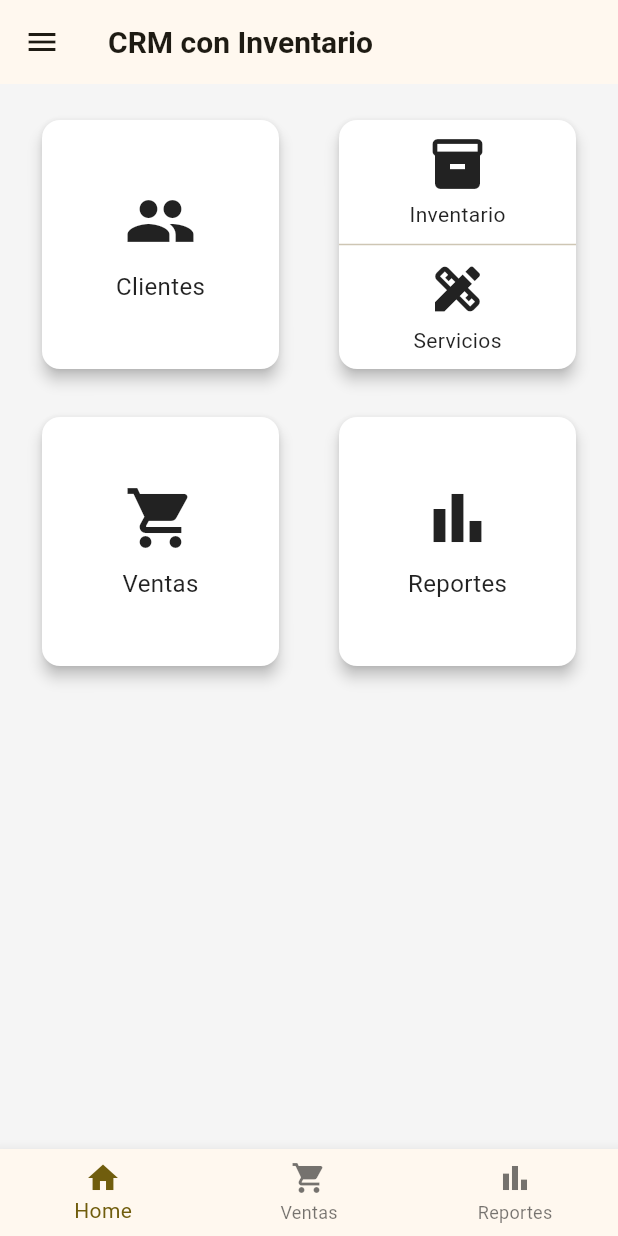
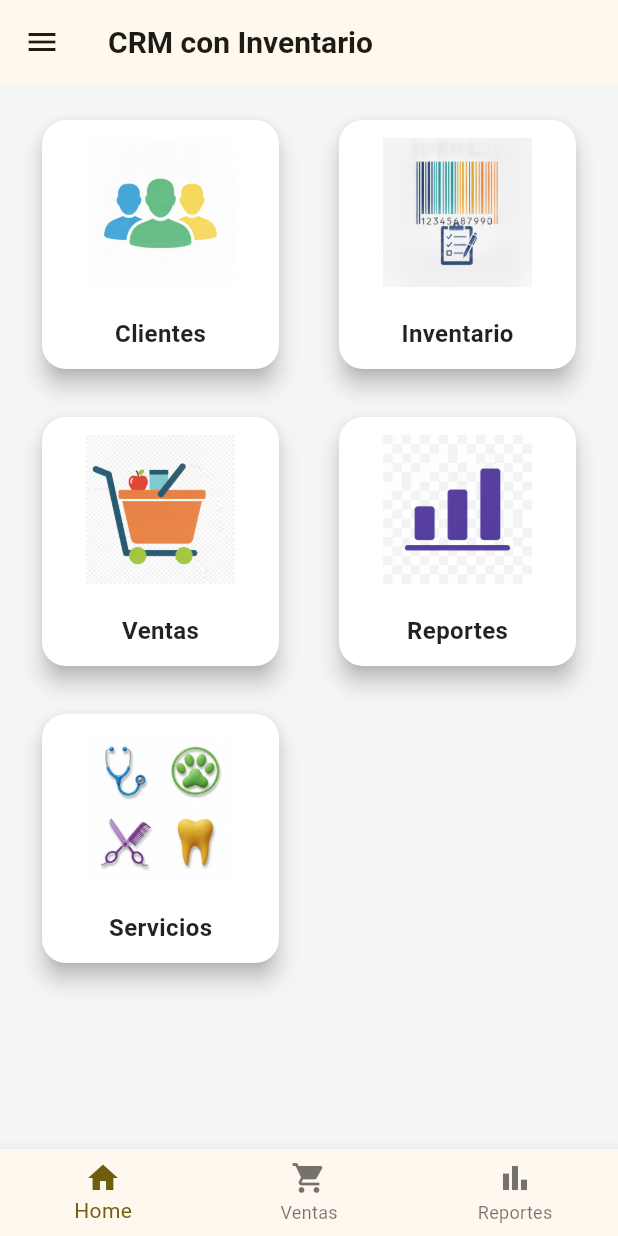
Before and after one commit to jairoceron/stockmaster, a Flutter app: the screen it shows after launch, on a phone screen of 412 x 824 dp. Run offline on Flutter 3.47's test engine with Material 3 defaults, Android fonts, the phone set to English and light mode, and no system bars; our stand-ins replace data_table_2, device_info_plus, drift, easy_localization, flutter_form_builder, flutter_riverpod and 12 more; missing offline and left inert: amazon_cognito_identity_dart_2, amplify_api, amplify_auth_cognito, amplify_flutter, mobile_scanner; accounts and stored records are empty; generated files the repository leaves out were written again; statements that could not run were skipped.

Commit message:
Actualización de la rama dev con últimos cambios

```diff
--- a/lib/screens/bottom_navigation_bar.dart
+++ b/lib/screens/bottom_navigation_bar.dart
@@ -42,7 +42,8 @@ class _BottomNavBarState extends State<BottomNavBar> {
     if (Platform.isAndroid || Platform.isIOS) {
       // 🔹 Crear y cargar el banner
       _bannerAd = BannerAd(
-        adUnitId: 'ca-app-pub-3940256099942544/6300978111', // 👈 ID de prueba
+        // adUnitId: 'ca-app-pub-3940256099942544/6300978111', // 👈 ID de prueba
+        adUnitId: 'ca-app-pub-8652653002656806/9450066870',
         size: AdSize.banner, // altura ~50px
         request: const AdRequest(),
         listener: BannerAdListener(
--- a/lib/screens/home_grid_screen.dart
+++ b/lib/screens/home_grid_screen.dart
@@ -1,6 +1,7 @@
 import 'package:flutter/material.dart';
 import 'package:provider/provider.dart' as provider;
 import 'package:stockmaster/screens/bottom_navigation_bar.dart';
+import 'package:stockmaster/screens/sale/quick_sale_form_screen.dart';
 import 'package:stockmaster/screens/services/services_list_screen.dart';
 import 'package:stockmaster/screens/thirdParts/clients_list_screen.dart';
 import 'package:stockmaster/data/database/local/services_dao.dart';
@@ -11,16 +12,17 @@ class HomeGridScreen extends StatelessWidget {
   @override
   Widget build(BuildContext context) {
     final items = [
-      {"title": "Clientes", "icon": Icons.people},
-      {"title": "Inventario", "icon": Icons.inventory},
-      {"title": "Ventas", "icon": Icons.shopping_cart},
-      {"title": "Reportes", "icon": Icons.bar_chart},
+      {"title": "Clientes", "asset": "assets/menu/clientes.png"},
+      {"title": "Inventario", "asset": "assets/menu/inventario.png"},
+      {"title": "Ventas", "asset": "assets/menu/carrito.png"},
+      {"title": "Reportes", "asset": "assets/menu/reporte.png"},
+      {"title": "Servicios", "asset": "assets/menu/servicios.png"},
     ];
 
     return GridView.builder(
       padding: const EdgeInsets.all(16),
       gridDelegate: const SliverGridDelegateWithFixedCrossAxisCount(
-        crossAxisCount: 2,
+        crossAxisCount: 2, // 👈 Dos elementos por fila
         mainAxisSpacing: 16,
         crossAxisSpacing: 16,
       ),
@@ -28,68 +30,6 @@ class HomeGridScreen extends StatelessWidget {
       itemBuilder: (_, i) {
         final item = items[i];
 
-        // Caso especial: dividir Inventario en Inventario + Servicios
-        if (item["title"] == "Inventario") {
-          return Card(
-            elevation: 4,
-            shape: RoundedRectangleBorder(
-              borderRadius: BorderRadius.circular(12),
-            ),
-            child: Column(
-              mainAxisAlignment: MainAxisAlignment.center,
-              children: [
-                Expanded(
-                  child: GestureDetector(
-                    onTap: () {
-                      Navigator.push(
-                        context,
-                        MaterialPageRoute(builder: (_) => const BottomNavBar()),
-                      );
-                    },
-                    child: Column(
-                      mainAxisAlignment: MainAxisAlignment.center,
-                      children: const [
-                        Icon(Icons.inventory, size: 40),
-                        SizedBox(height: 4),
-                        Text("Inventario", style: TextStyle(fontSize: 14)),
-                      ],
-                    ),
-                  ),
-                ),
-                const Divider(height: 1, thickness: 1),
-                Expanded(
-                  child: GestureDetector(
-                    onTap: () {
-                      // 👇 Aquí obtenemos el ServicesDao del Provider
-                      final servicesDao = provider.Provider.of<ServicesDao>(
-                        context,
-                        listen: false,
-                      );
-                      Navigator.push(
-                        context,
-                        MaterialPageRoute(
-                          builder: (_) => ServicesListScreen(
-                            servicesDao: servicesDao,
-                          ),
-                        ),
-                      );
-                    },
-                    child: Column(
-                      mainAxisAlignment: MainAxisAlignment.center,
-                      children: const [
-                        Icon(Icons.design_services, size: 40),
-                        SizedBox(height: 4),
-                        Text("Servicios", style: TextStyle(fontSize: 14)),
-                      ],
-                    ),
-                  ),
-                ),
-              ],
-            ),
-          );
-        }
-
-        // Caso normal para otros ítems
         return GestureDetector(
           onTap: () {
             if (item["title"] == "Clientes") {
@@ -98,27 +38,62 @@ class HomeGridScreen extends StatelessWidget {
                 MaterialPageRoute(builder: (_) => const ClientsListScreen()),
               );
             }
+            if (item["title"] == "Inventario") {
+              Navigator.push(
+                context,
+                MaterialPageRoute(builder: (_) => const BottomNavBar()),
+              );
+            }
             if (item["title"] == "Ventas") {
-              // Aquí puedes añadir navegación para Ventas
+              Navigator.push(
+                context,
+                MaterialPageRoute(builder: (_) => const QuickSaleFormScreen()),
+              );
+            }
+            if (item["title"] == "Servicios") {
+              final servicesDao = provider.Provider.of<ServicesDao>(
+                context,
+                listen: false,
+              );
+              Navigator.push(
+                context,
+                MaterialPageRoute(
+                  builder: (_) => ServicesListScreen(servicesDao: servicesDao),
+                ),
+              );
             }
             if (item["title"] == "Reportes") {
               // Aquí puedes añadir navegación para Reportes
             }
           },
           child: Card(
-            elevation: 4,
+            elevation: 6,
+            color: Colors.white,
+            shadowColor: Colors.grey.shade400,
             shape: RoundedRectangleBorder(
-              borderRadius: BorderRadius.circular(12),
+              borderRadius: BorderRadius.circular(16),
             ),
             child: Column(
               mainAxisAlignment: MainAxisAlignment.center,
               children: [
-                Icon(item["icon"] as IconData, size: 48),
+                Expanded(
+                  child: Padding(
+                    padding: const EdgeInsets.all(12.0),
+                    child: Image.asset(
+                      item["asset"] as String,
+                      fit: BoxFit.contain,
+                    ),
+                  ),
+                ),
                 const SizedBox(height: 8),
                 Text(
                   item["title"] as String,
-                  style: const TextStyle(fontSize: 16),
+                  style: const TextStyle(
+                    fontSize: 16,
+                    fontWeight: FontWeight.w600,
+                  ),
                 ),
+                const SizedBox(height: 12),
               ],
             ),
           ),
--- a/pubspec.yaml
+++ b/pubspec.yaml
@@ -167,6 +167,11 @@ flutter:
     - assets/avatar/avatar_02.png
     - assets/avatar/avatar_03.png
     - assets/avatar/avatar_04.png
+    - assets/menu/carrito.png
+    - assets/menu/clientes.png
+    - assets/menu/inventario.png
+    - assets/menu/reporte.png
+    - assets/menu/servicios.png
 
 
     # - assets/images/zapatosHombre_01.png
```
Also changed, not shown: lib/helpers/pdf/pdf_sale_helper.dart (added, +92 -0 lines), lib/screens/sale/quick_sale_form_screen.dart (added, +202 -0 lines), lib/screens/sale/sale_confirmation_screen.dart (added, +157 -0 lines).
